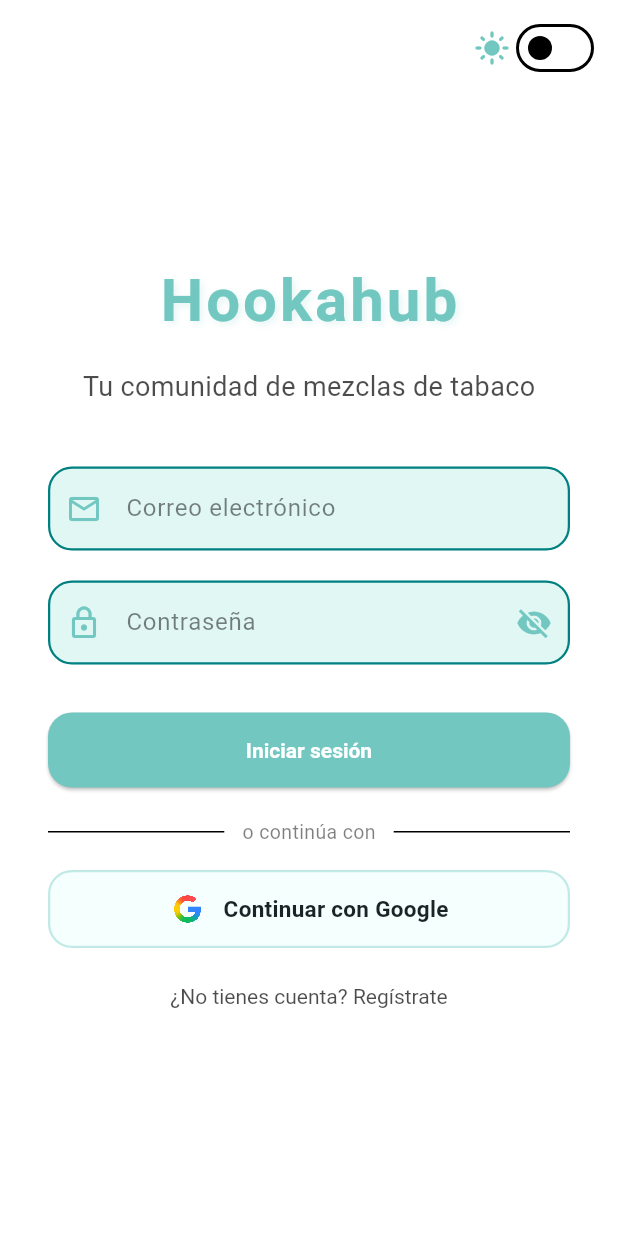
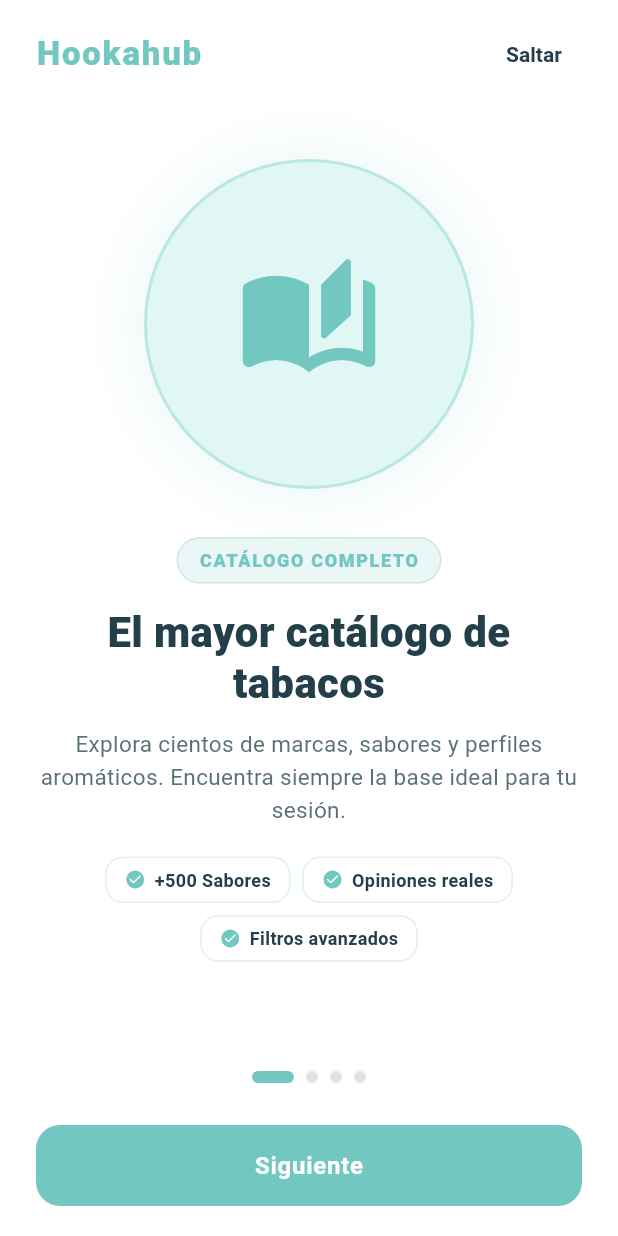
Before and after one commit to manuTGrt/hookahub, a Flutter app: the screen it shows after launch, on a phone screen of 412 x 824 dp. Run offline on Flutter 3.47's test engine with Material 3 defaults, Android fonts, the phone set to English and light mode, and no system bars; drawn by our look-alikes of toastification; our stand-ins replace cached_network_image, connectivity_plus, file_picker, flutter_dotenv, flutter_image_compress, google_sign_in and 7 more; accounts and stored records are empty.

Commit message:
feat: Implementar el flujo de Onboarding con un provider dedicado y una transición animada en AuthGate

```diff
--- a/lib/app.dart
+++ b/lib/app.dart
@@ -27,6 +27,7 @@ import 'features/catalog/data/tobacco_repository.dart';
 import 'features/catalog/presentation/providers/catalog_provider.dart';
 import 'features/notifications/data/notifications_repository.dart';
 import 'features/notifications/presentation/notifications_provider.dart';
+import 'features/onboarding/presentation/onboarding_provider.dart';
 import 'widgets/database_banner.dart';
 import 'l10n/app_localizations.dart';
 
@@ -38,6 +39,7 @@ class HookahubApp extends StatelessWidget {
     return MultiProvider(
       providers: [
         ChangeNotifierProvider(create: (_) => ThemeProvider()),
+        ChangeNotifierProvider(create: (_) => OnboardingProvider()),
         ChangeNotifierProvider(
           create: (_) => DatabaseHealthProvider(
             healthService: DatabaseHealthService(SupabaseService()),
--- a/lib/features/auth/auth_gate.dart
+++ b/lib/features/auth/auth_gate.dart
@@ -1,6 +1,8 @@
 import 'package:flutter/material.dart';
 import 'package:provider/provider.dart';
 import 'auth_provider.dart';
+import '../onboarding/presentation/onboarding_provider.dart';
+import '../onboarding/presentation/onboarding_page.dart';
 import '../../widgets/main_navigation.dart';
 import 'login_page.dart';
 
@@ -9,12 +11,67 @@ class AuthGate extends StatelessWidget {
 
   @override
   Widget build(BuildContext context) {
-    return Consumer<AuthProvider>(
-      builder: (context, auth, _) {
-        if (auth.isAuthenticated) {
-          return const MainNavigationPage();
+    return Consumer<OnboardingProvider>(
+      builder: (context, onboarding, _) {
+        if (onboarding.isLoading) {
+          return Scaffold(
+            backgroundColor: Theme.of(context).scaffoldBackgroundColor,
+            body: const Center(
+              child: CircularProgressIndicator(),
+            ),
+          );
         }
-        return const LoginPage();
+
+        return AnimatedSwitcher(
+          duration: const Duration(milliseconds: 550),
+          switchInCurve: Curves.easeOutCubic,
+          switchOutCurve: Curves.easeInCubic,
+          layoutBuilder: (Widget? currentChild, List<Widget> previousChildren) {
+            return Stack(
+              alignment: Alignment.center,
+              fit: StackFit.expand,
+              children: <Widget>[
+                ...previousChildren,
+                ?currentChild,
+              ],
+            );
+          },
+          transitionBuilder: (Widget child, Animation<double> animation) {
+            final scaleAnimation = Tween<double>(
+              begin: 0.88,
+              end: 1.0,
+            ).animate(animation);
+
+            final fadeAnimation = CurvedAnimation(
+              parent: animation,
+              curve: Curves.easeInOut,
+            );
+
+            return FadeTransition(
+              opacity: fadeAnimation,
+              child: ScaleTransition(
+                scale: scaleAnimation,
+                child: child,
+              ),
+            );
+          },
+          child: !onboarding.hasCompleted
+              ? OnboardingPage(
+                  key: const ValueKey('onboarding_page'),
+                  onFinish: () {
+                    // El provider se actualiza internamente y desencadena la animación
+                  },
+                )
+              : Consumer<AuthProvider>(
+                  key: const ValueKey('auth_content'),
+                  builder: (context, auth, _) {
+                    if (auth.isAuthenticated) {
+                      return const MainNavigationPage();
+                    }
+                    return const LoginPage();
+                  },
+                ),
+        );
       },
     );
   }
--- /dev/null
+++ b/lib/features/onboarding/domain/onboarding_item.dart
@@ -0,0 +1,18 @@
+import 'package:flutter/material.dart';
+
+/// Representa el contenido inmutable de una pantalla de Onboarding.
+class OnboardingItem {
+  final String title;
+  final String description;
+  final IconData icon;
+  final String badgeText;
+  final List<String> highlights;
+
+  const OnboardingItem({
+    required this.title,
+    required this.description,
+    required this.icon,
+    required this.badgeText,
+    this.highlights = const [],
+  });
+}
--- /dev/null
+++ b/lib/features/onboarding/presentation/onboarding_page.dart
@@ -0,0 +1,351 @@
+import 'package:flutter/material.dart';
+import 'package:provider/provider.dart';
+import '../../../core/constants.dart';
+import '../domain/onboarding_item.dart';
+import 'onboarding_provider.dart';
+
+class OnboardingPage extends StatefulWidget {
+  final VoidCallback onFinish;
+
+  const OnboardingPage({super.key, required this.onFinish});
+
+  @override
+  State<OnboardingPage> createState() => _OnboardingPageState();
+}
+
+class _OnboardingPageState extends State<OnboardingPage> {
+  late final PageController _pageController;
+
+  @override
+  void initState() {
+    super.initState();
+    _pageController = PageController();
+  }
+
+  @override
+  void dispose() {
+    _pageController.dispose();
+    super.dispose();
+  }
+
+  void _nextPage(OnboardingProvider provider) {
+    if (provider.isLastPage) {
+      _finishOnboarding(provider);
+    } else {
+      _pageController.nextPage(
+        duration: const Duration(milliseconds: 380),
+        curve: Curves.easeInOutCubic,
+      );
+    }
+  }
+
+  void _finishOnboarding(OnboardingProvider provider) async {
+    await provider.completeOnboarding();
+    if (mounted) {
+      widget.onFinish();
+    }
+  }
+
+  @override
+  Widget build(BuildContext context) {
+    final isDark = Theme.of(context).brightness == Brightness.dark;
+    final primary = Theme.of(context).primaryColor;
+
+    return Consumer<OnboardingProvider>(
+      builder: (context, provider, _) {
+        final items = provider.items;
+
+        return Scaffold(
+          backgroundColor: Theme.of(context).scaffoldBackgroundColor,
+          body: SafeArea(
+            child: LayoutBuilder(
+              builder: (context, constraints) {
+                return Column(
+                  children: [
+                    // ── Barra Superior: Indicador de marca y botón 'Saltar' ──
+                    Padding(
+                      padding: const EdgeInsets.symmetric(
+                        horizontal: 24.0,
+                        vertical: 12.0,
+                      ),
+                      child: Row(
+                        mainAxisAlignment: MainAxisAlignment.spaceBetween,
+                        children: [
+                          Text(
+                            'Hookahub',
+                            style: TextStyle(
+                              fontSize: 22,
+                              fontWeight: FontWeight.w900,
+                              letterSpacing: 1.2,
+                              color: primary,
+                            ),
+                          ),
+                          AnimatedOpacity(
+                            duration: const Duration(milliseconds: 250),
+                            opacity: provider.isLastPage ? 0.0 : 1.0,
+                            child: TextButton(
+                              onPressed: provider.isLastPage
+                                  ? null
+                                  : () => _finishOnboarding(provider),
+                              style: TextButton.styleFrom(
+                                foregroundColor: isDark ? darkNavy : navy,
+                                textStyle: const TextStyle(
+                                  fontWeight: FontWeight.w600,
+                                  fontSize: 14,
+                                ),
+                              ),
+                              child: const Text('Saltar'),
+                            ),
+                          ),
+                        ],
+                      ),
+                    ),
+
+                    // ── Carrusel Principal (PageView) ──
+                    Expanded(
+                      child: PageView.builder(
+                        controller: _pageController,
+                        itemCount: items.length,
+                        onPageChanged: provider.setCurrentIndex,
+                        itemBuilder: (context, index) {
+                          return _buildPageSlide(
+                            context: context,
+                            item: items[index],
+                            isDark: isDark,
+                            primary: primary,
+                            constraints: constraints,
+                          );
+                        },
+                      ),
+                    ),
+
+                    // ── Barra Inferior: Indicadores de Página y Botones de Acción ──
+                    Padding(
+                      padding: const EdgeInsets.symmetric(
+                        horizontal: 24.0,
+                        vertical: 20.0,
+                      ),
+                      child: Column(
+                        mainAxisSize: MainAxisSize.min,
+                        children: [
+                          // Indicadores de Puntos (Dots)
+                          Row(
+                            mainAxisAlignment: MainAxisAlignment.center,
+                            children: List.generate(
+                              items.length,
+                              (index) => _buildDot(
+                                index: index,
+                                currentIndex: provider.currentIndex,
+                                primary: primary,
+                                isDark: isDark,
+                              ),
+                            ),
+                          ),
+                          const SizedBox(height: 28),
+
+                          // Botón de Acción Principal (CTA)
+                          SizedBox(
+                            width: double.infinity,
+                            height: 54,
+                            child: ElevatedButton(
+                              onPressed: () => _nextPage(provider),
+                              style: ElevatedButton.styleFrom(
+                                backgroundColor: primary,
+                                foregroundColor: Colors.white,
+                                elevation: 0,
+                                shape: RoundedRectangleBorder(
+                                  borderRadius: BorderRadius.circular(16),
+                                ),
+                              ),
+                              child: AnimatedSwitcher(
+                                duration: const Duration(milliseconds: 200),
+                                child: Text(
+                                  provider.isLastPage
+                                      ? 'Comenzar experiencia'
+                                      : 'Siguiente',
+                                  key: ValueKey<bool>(provider.isLastPage),
+                                  style: const TextStyle(
+                                    fontSize: 16,
+                                    fontWeight: FontWeight.bold,
+                                    letterSpacing: 0.5,
+                                  ),
+                                ),
+                              ),
+                            ),
+                          ),
+                        ],
+                      ),
+                    ),
+                  ],
+                );
+              },
+            ),
+          ),
+        );
+      },
+    );
+  }
+
+  /// Construye cada Slide individual del carrusel
+  Widget _buildPageSlide({
+    required BuildContext context,
+    required OnboardingItem item,
+    required bool isDark,
+    required Color primary,
+    required BoxConstraints constraints,
+  }) {
+    final isCompact = constraints.maxHeight < 680;
+    final cardBg = isDark ? fieldDark : fieldLight;
+    final titleColor = isDark ? Colors.white : navy;
+    final descColor = isDark
+        ? Colors.white.withValues(alpha: 0.75)
+        : navy.withValues(alpha: 0.75);
+
+    return SingleChildScrollView(
+      physics: const BouncingScrollPhysics(),
+      padding: const EdgeInsets.symmetric(horizontal: 24.0, vertical: 10.0),
+      child: Column(
+        mainAxisAlignment: MainAxisAlignment.center,
+        children: [
+          SizedBox(height: isCompact ? 10 : 24),
+
+          // ── Contenedor Heroico / Ilustración ──
+          Container(
+            width: isCompact ? 180 : 220,
+            height: isCompact ? 180 : 220,
+            decoration: BoxDecoration(
+              shape: BoxShape.circle,
+              color: cardBg,
+              border: Border.all(
+                color: primary.withValues(alpha: 0.35),
+                width: 2,
+              ),
+              boxShadow: [
+                BoxShadow(
+                  color: primary.withValues(alpha: isDark ? 0.2 : 0.15),
+                  blurRadius: 36,
+                  spreadRadius: 4,
+                ),
+              ],
+            ),
+            child: Center(
+              child: Icon(item.icon, size: isCompact ? 76 : 96, color: primary),
+            ),
+          ),
+          SizedBox(height: isCompact ? 20 : 32),
+
+          // ── Badge de Categoría ──
+          Container(
+            padding: const EdgeInsets.symmetric(horizontal: 14, vertical: 6),
+            decoration: BoxDecoration(
+              color: primary.withValues(alpha: 0.15),
+              borderRadius: BorderRadius.circular(20),
+              border: Border.all(
+                color: primary.withValues(alpha: 0.3),
+                width: 1,
+              ),
+            ),
+            child: Text(
+              item.badgeText,
+              style: TextStyle(
+                color: primary,
+                fontSize: 12,
+                fontWeight: FontWeight.w800,
+                letterSpacing: 1.1,
+              ),
+            ),
+          ),
+          const SizedBox(height: 16),
+
+          // ── Título Emocional ──
+          Text(
+            item.title,
+            textAlign: TextAlign.center,
+            style: TextStyle(
+              fontSize: isCompact ? 24 : 28,
+              fontWeight: FontWeight.w800,
+              color: titleColor,
+              height: 1.2,
+            ),
+          ),
+          const SizedBox(height: 12),
+
+          // ── Cuerpo de Texto (UX Copy) ──
+          Text(
+            item.description,
+            textAlign: TextAlign.center,
+            style: TextStyle(
+              fontSize: isCompact ? 14 : 15,
+              color: descColor,
+              height: 1.45,
+            ),
+          ),
+          const SizedBox(height: 20),
+
+          // ── Chips de Características Relevantes ──
+          Wrap(
+            spacing: 8,
+            runSpacing: 8,
+            alignment: WrapAlignment.center,
+            children: item.highlights.map((tag) {
+              return Container(
+                padding: const EdgeInsets.symmetric(
+                  horizontal: 12,
+                  vertical: 6,
+                ),
+                decoration: BoxDecoration(
+                  color: isDark ? const Color(0xFF1E282C) : Colors.white,
+                  borderRadius: BorderRadius.circular(12),
+                  border: Border.all(
+                    color: isDark
+                        ? turquoiseSecondaryDark
+                        : turquoise.withValues(alpha: 0.25),
+                  ),
+                ),
+                child: Row(
+                  mainAxisSize: MainAxisSize.min,
+                  children: [
+                    Icon(Icons.check_circle_rounded, size: 14, color: primary),
+                    const SizedBox(width: 6),
+                    Text(
+                      tag,
+                      style: TextStyle(
+                        fontSize: 12,
+                        fontWeight: FontWeight.w600,
+                        color: isDark ? darkNavy : navy,
+                      ),
+                    ),
+                  ],
+                ),
+              );
+            }).toList(),
+          ),
+          SizedBox(height: isCompact ? 10 : 20),
+        ],
+      ),
+    );
+  }
+
+  /// Construye el indicador animado de paginación
+  Widget _buildDot({
+    required int index,
+    required int currentIndex,
+    required Color primary,
+    required bool isDark,
+  }) {
+    final isActive = index == currentIndex;
+    return AnimatedContainer(
+      duration: const Duration(milliseconds: 300),
+      curve: Curves.easeOutCubic,
+      margin: const EdgeInsets.symmetric(horizontal: 4.0),
+      height: 8,
+      width: isActive ? 28 : 8,
+      decoration: BoxDecoration(
+        color: isActive
+            ? primary
+            : (isDark ? fieldDark : Colors.grey.withValues(alpha: 0.3)),
+        borderRadius: BorderRadius.circular(4),
+      ),
+    );
+  }
+}
--- /dev/null
+++ b/lib/features/onboarding/presentation/onboarding_provider.dart
@@ -0,0 +1,103 @@
+import 'package:flutter/material.dart';
+import 'package:shared_preferences/shared_preferences.dart';
+import '../../../core/utils/app_logger.dart';
+import '../domain/onboarding_item.dart';
+
+/// Estado y lógica de negocio para la secuencia de Onboarding.
+class OnboardingProvider extends ChangeNotifier {
+  static const String _seenKey = 'has_completed_onboarding_v1';
+
+  int _currentIndex = 0;
+  bool _hasCompleted = false;
+  bool _isLoading = true;
+
+  int get currentIndex => _currentIndex;
+  bool get hasCompleted => _hasCompleted;
+  bool get isLoading => _isLoading;
+  bool get isLastPage => _currentIndex == items.length - 1;
+
+  final List<OnboardingItem> items = const [
+    OnboardingItem(
+      title: 'El mayor catálogo de tabacos',
+      description:
+          'Explora cientos de marcas, sabores y perfiles aromáticos. Encuentra siempre la base ideal para tu sesión.',
+      icon: Icons.auto_stories_rounded,
+      badgeText: 'CATÁLOGO COMPLETO',
+      highlights: ['+500 Sabores', 'Opiniones reales', 'Filtros avanzados'],
+    ),
+    OnboardingItem(
+      title: 'Crea mezclas con precisión',
+      description:
+          'Ajusta porcentajes exactos, balancea intensidades y documenta tus recetas secretas como un auténtico maestro.',
+      icon: Icons.donut_small_outlined,
+      badgeText: 'LABORATORIO',
+      highlights: [
+        'Proporciones exactas',
+        'Recetas propias',
+        'Cálculo automático',
+      ],
+    ),
+    OnboardingItem(
+      title: 'Inspiración de la comunidad',
+      description:
+          'Descubre las combinaciones más valoradas en tiempo real, califica recetas y comparte tus éxitos con el mundo.',
+      icon: Icons.stars_rounded,
+      badgeText: 'COMUNIDAD EN VIVO',
+      highlights: ['Top Rankings', 'Reseñas reales', 'Estadísticas live'],
+    ),
+    OnboardingItem(
+      title: 'Tu experiencia comienza hoy',
+      description:
+          'Únete a HookaHub y lleva tus sesiones al siguiente nivel. Personaliza tus preferencias y guarda tus mezclas.',
+      icon: Icons.rocket_launch_rounded,
+      badgeText: 'TODO LISTO',
+      highlights: [
+        '100% Gratuito',
+        'Sincronizado en la nube',
+        'Comunidad activa',
+      ],
+    ),
+  ];
+
+  OnboardingProvider() {
+    _checkStatus();
+  }
+
+  /// Verifica si el usuario ya vio el onboarding con anterioridad
+  Future<void> _checkStatus() async {
+    try {
+      final prefs = await SharedPreferences.getInstance();
+      _hasCompleted = prefs.getBool(_seenKey) ?? false;
+    } catch (e) {
+      AppLogger.warning('No se pudo leer el estado del onboarding: $e');
+      _hasCompleted = false;
+    } finally {
+      _isLoading = false;
+      notifyListeners();
+    }
+  }
+
+  /// Actualiza el índice activo al deslizar
+  void setCurrentIndex(int index) {
+    if (_currentIndex != index) {
+      _currentIndex = index;
+      notifyListeners();
+    }
+  }
+
+  /// Marca el onboarding como completado y persiste la bandera
+  Future<void> completeOnboarding() async {
+    try {
+      final prefs = await SharedPreferences.getInstance();
+      await prefs.setBool(_seenKey, true);
+      _hasCompleted = true;
+      notifyListeners();
+    } catch (e, stack) {
+      AppLogger.error(
+        'Error al guardar estado de onboarding',
+        error: e,
+        stackTrace: stack,
+      );
+    }
+  }
+}
```
